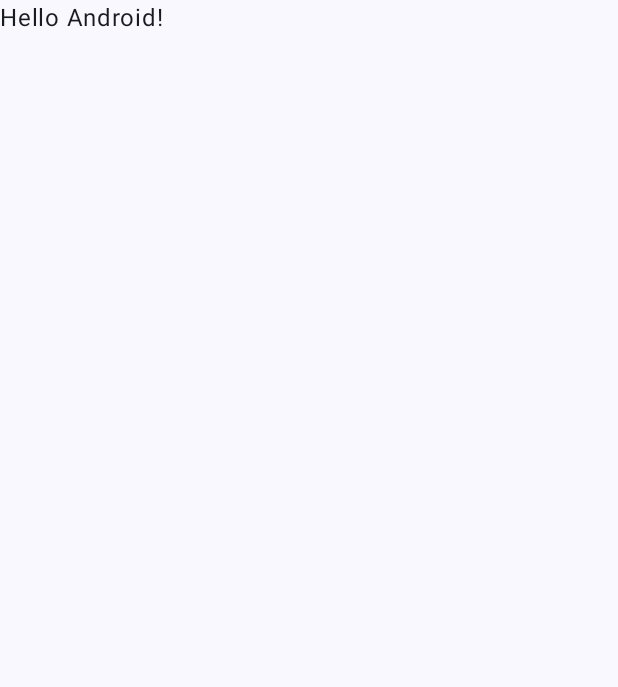
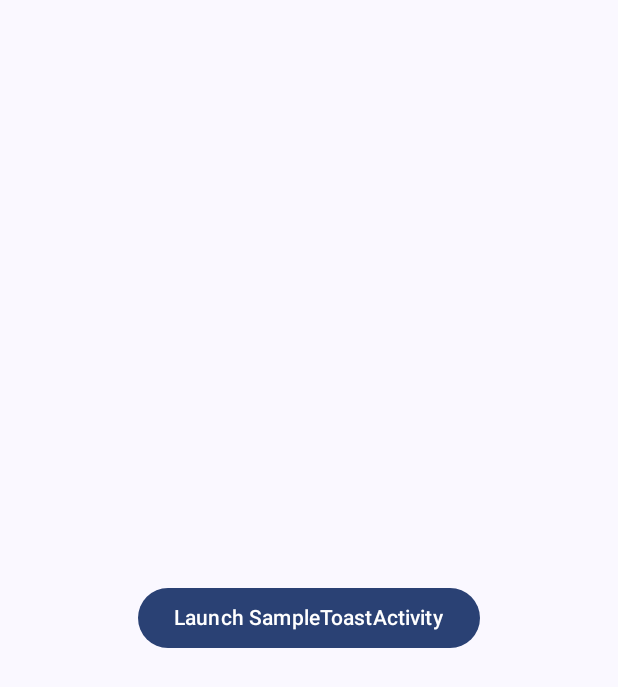
Before and after one commit to omkardharmesh/SampleLibraryApp, an Android app built with Jetpack Compose: the screen it shows after launch (MainActivity), on a phone screen of 412 x 824 dp. Before the commit the part shown is almost empty. Shown: the top 687 px of the screen. Run offline under Robolectric (Android 15) with nearby library versions, the phone set to English and light mode, and no system bars.

Commit message:
Called activity

```diff
--- a/app/src/main/java/com/samplemodule/MainActivity.kt
+++ b/app/src/main/java/com/samplemodule/MainActivity.kt
@@ -1,14 +1,19 @@
 package com.samplemodule
 
+import android.content.Intent
 import android.os.Bundle
 import androidx.activity.ComponentActivity
 import androidx.activity.compose.setContent
 import androidx.activity.enableEdgeToEdge
+import androidx.compose.foundation.layout.Arrangement
+import androidx.compose.foundation.layout.Column
 import androidx.compose.foundation.layout.fillMaxSize
 import androidx.compose.foundation.layout.padding
+import androidx.compose.material3.Button
 import androidx.compose.material3.Scaffold
 import androidx.compose.material3.Text
 import androidx.compose.runtime.Composable
+import androidx.compose.ui.Alignment
 import androidx.compose.ui.Modifier
 import androidx.compose.ui.tooling.preview.Preview
 import com.samplelibrary.SampleToastActivity
@@ -18,19 +23,33 @@ class MainActivity : ComponentActivity() {
     override fun onCreate(savedInstanceState: Bundle?) {
         super.onCreate(savedInstanceState)
         enableEdgeToEdge()
-        SampleToastActivity()
         setContent {
             SampleModuleTheme {
                 Scaffold(modifier = Modifier.fillMaxSize()) { innerPadding ->
-                    Greeting(
-                        name = "Android",
-                        modifier = Modifier.padding(innerPadding)
-                    )
+                    Column(
+                        modifier = Modifier
+                            .fillMaxSize()
+                            .padding(innerPadding),
+                        horizontalAlignment = Alignment.CenterHorizontally,
+                        verticalArrangement = Arrangement.Center
+                    ) {
+                        Button(onClick = {
+                            startActivity(
+                                Intent(
+                                    this@MainActivity,
+                                    SampleToastActivity::class.java
+                                )
+                            )
+                        }) {
+                            Text(text = "Launch SampleToastActivity")
+                        }
+                    }
                 }
             }
         }
     }
 }
+
 
 @Composable
 fun Greeting(name: String, modifier: Modifier = Modifier) {
```
Also changed, not shown: samplelibrary/src/main/res/layout/activity_sample_toast.xml (+14 -0 lines).
